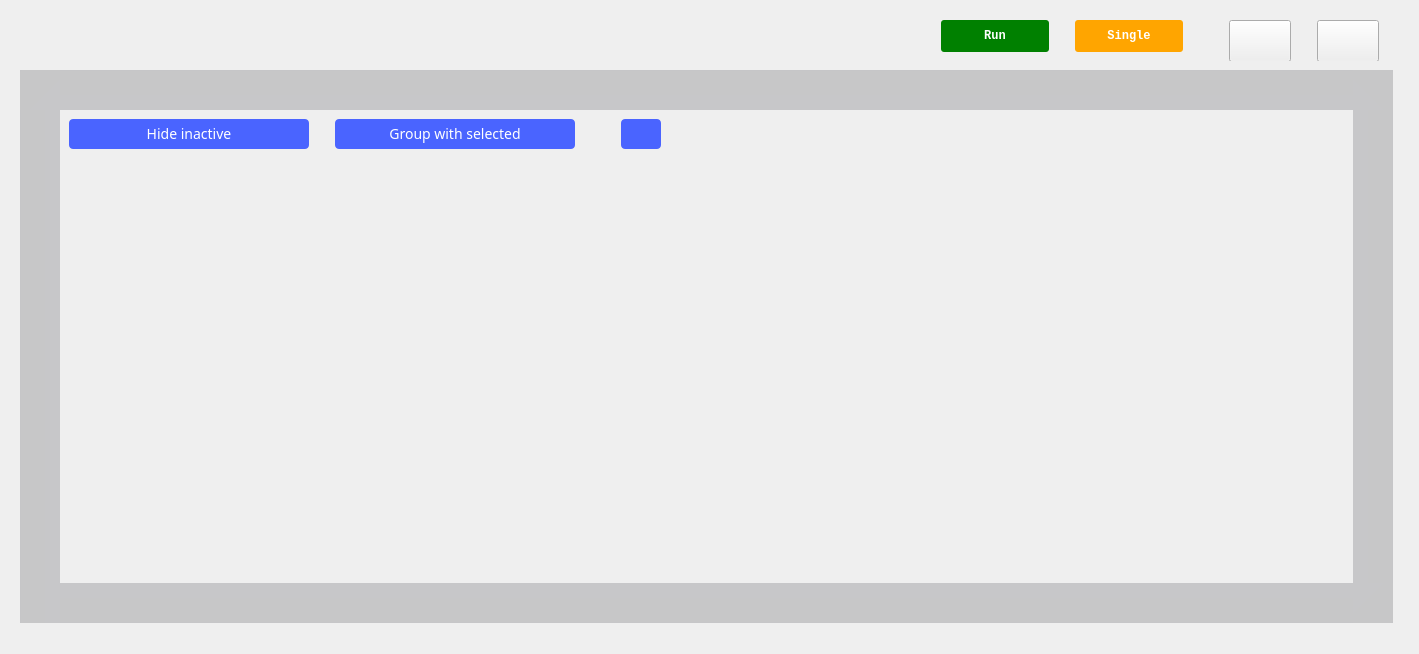
Old version of the form ui/logic_analyzer.ui in the repository analogdevicesinc/scopy.
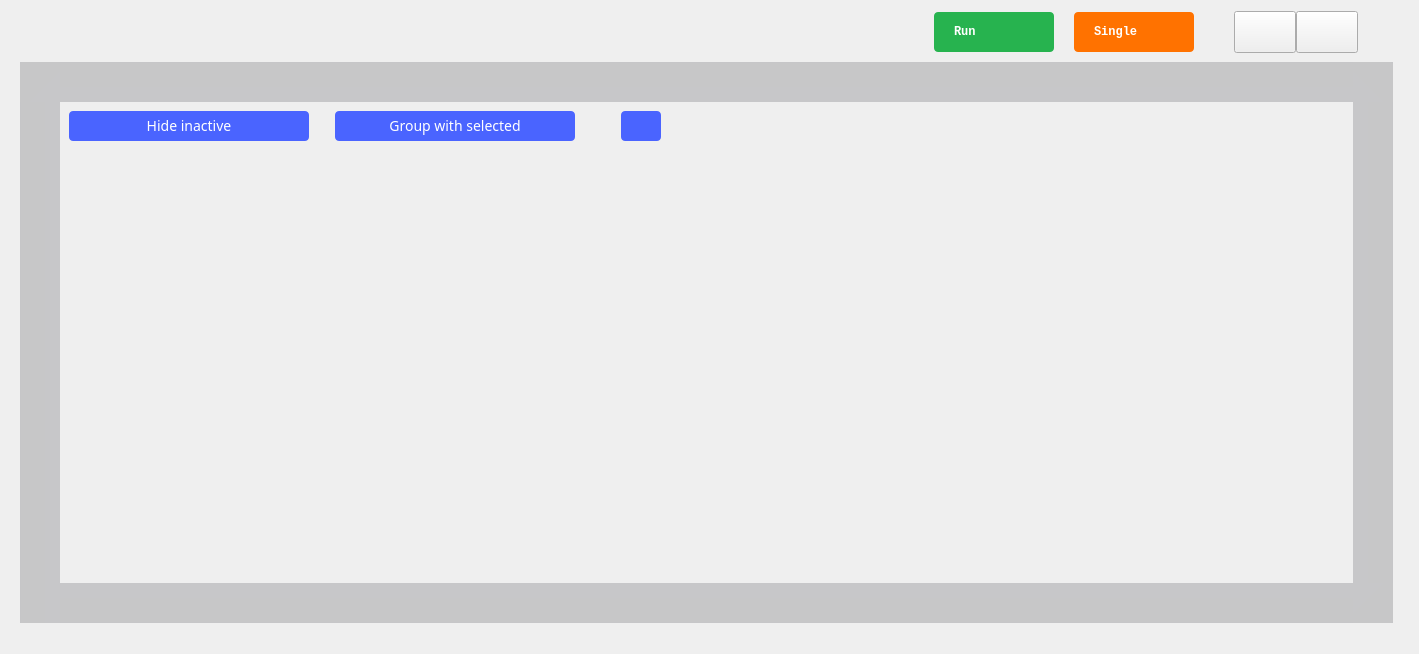
New version of the form. Icons and pictures are not drawn. Custom widgets are drawn as their Qt base class.

Commit message: Logic Analyzer: Change 'Run' and 'Single' buttons to match the mockup.

What changed in the file:
```diff
--- a/ui/logic_analyzer.ui
+++ b/ui/logic_analyzer.ui
@@ -77,21 +77,52 @@
        <height>50</height>
       </size>
      </property>
-     <layout class="QHBoxLayout" name="horizontalLayout_2">
-      <item>
+     <layout class="QGridLayout" name="gridLayout_3">
+      <property name="leftMargin">
+       <number>0</number>
+      </property>
+      <property name="topMargin">
+       <number>0</number>
+      </property>
+      <property name="rightMargin">
+       <number>0</number>
+      </property>
+      <property name="bottomMargin">
+       <number>0</number>
+      </property>
+      <property name="spacing">
+       <number>0</number>
+      </property>
+      <item row="0" column="10">
+       <spacer name="horizontalSpacer_9">
+        <property name="orientation">
+         <enum>Qt::Horizontal</enum>
+        </property>
+        <property name="sizeType">
+         <enum>QSizePolicy::Fixed</enum>
+        </property>
+        <property name="sizeHint" stdset="0">
+         <size>
+          <width>30</width>
+          <height>20</height>
+         </size>
+        </property>
+       </spacer>
+      </item>
+      <item row="0" column="0">
        <spacer name="horizontalSpacer_3">
         <property name="orientation">
          <enum>Qt::Horizontal</enum>
         </property>
         <property name="sizeHint" stdset="0">
          <size>
-          <width>891</width>
-          <height>0</height>
+          <width>40</width>
+          <height>10</height>
          </size>
         </property>
        </spacer>
       </item>
-      <item>
+      <item row="0" column="1">
        <widget class="QPushButton" name="btnRunStop">
         <property name="sizePolicy">
          <sizepolicy hsizetype="Fixed" vsizetype="Fixed">
@@ -101,7 +132,7 @@
         </property>
         <property name="minimumSize">
          <size>
-          <width>108</width>
+          <width>0</width>
           <height>0</height>
          </size>
         </property>
@@ -120,9 +151,9 @@
            <colorrole role="Button">
             <brush brushstyle="SolidPattern">
              <color alpha="255">
-              <red>0</red>
-              <green>128</green>
-              <blue>0</blue>
+              <red>39</red>
+              <green>179</green>
+              <blue>79</blue>
              </color>
             </brush>
            </colorrole>
@@ -147,18 +178,18 @@
            <colorrole role="Base">
             <brush brushstyle="SolidPattern">
              <color alpha="255">
-              <red>0</red>
-              <green>128</green>
-              <blue>0</blue>
+              <red>39</red>
+              <green>179</green>
+              <blue>79</blue>
              </color>
             </brush>
            </colorrole>
            <colorrole role="Window">
             <brush brushstyle="SolidPattern">
              <color alpha="255">
-              <red>0</red>
-              <green>128</green>
-              <blue>0</blue>
+              <red>39</red>
+              <green>179</green>
+              <blue>79</blue>
              </color>
             </brush>
            </colorrole>
@@ -176,9 +207,9 @@
            <colorrole role="Button">
             <brush brushstyle="SolidPattern">
              <color alpha="255">
-              <red>0</red>
-              <green>128</green>
-              <blue>0</blue>
+              <red>39</red>
+              <green>179</green>
+              <blue>79</blue>
              </color>
             </brush>
            </colorrole>
@@ -203,18 +234,18 @@
            <colorrole role="Base">
             <brush brushstyle="SolidPattern">
              <color alpha="255">
-              <red>0</red>
-              <green>128</green>
-              <blue>0</blue>
+              <red>39</red>
+              <green>179</green>
+              <blue>79</blue>
              </color>
             </brush>
            </colorrole>
            <colorrole role="Window">
             <brush brushstyle="SolidPattern">
              <color alpha="255">
-              <red>0</red>
-              <green>128</green>
-              <blue>0</blue>
+              <red>39</red>
+              <green>179</green>
+              <blue>79</blue>
              </color>
             </brush>
            </colorrole>
@@ -284,8 +315,11 @@
           <bold>true</bold>
          </font>
         </property>
+        <property name="layoutDirection">
+         <enum>Qt::RightToLeft</enum>
+        </property>
         <property name="styleSheet">
-         <string notr="true">QPushButton {
+         <string notr="true">/*QPushButton {
 color: white;
 background-color: green;
 font-family: &quot;monospace&quot;;
@@ -300,21 +334,49 @@
 }
 QPushButton:checked {
 background-color: #F45000;
+}*/
+
+QPushButton {
+  width: 80px;
+  height: 40px;
+  border-radius: 4px;
+  background-color: #27b34f;
+  color: white;
+  font-family: &quot;monospace&quot;;
+  font-weight: bold;
+
+  text-align: left;
+  padding-left: 20px;
+  padding-right: 20px;
+}
+
+QPushButton::checked {
+  background-color: #F45000;
+}
+
+QPushButton:disabled {
+background-color: grey;
 }</string>
         </property>
         <property name="text">
          <string>Run</string>
         </property>
         <property name="icon">
-         <iconset theme="media-playback-start">
-          <normaloff>.</normaloff>.</iconset>
+         <iconset resource="../resources/resources.qrc">
+          <normaloff>:/icons/ico-play.svg</normaloff>:/icons/ico-play.svg</iconset>
+        </property>
+        <property name="iconSize">
+         <size>
+          <width>8</width>
+          <height>10</height>
+         </size>
         </property>
         <property name="checkable">
          <bool>true</bool>
         </property>
        </widget>
       </item>
-      <item>
+      <item row="0" column="2">
        <spacer name="horizontalSpacer_2">
         <property name="orientation">
          <enum>Qt::Horizontal</enum>
@@ -330,54 +392,7 @@
         </property>
        </spacer>
       </item>
-      <item>
-       <widget class="QPushButton" name="btnSingleRun">
-        <property name="sizePolicy">
-         <sizepolicy hsizetype="Fixed" vsizetype="Fixed">
-          <horstretch>0</horstretch>
-          <verstretch>0</verstretch>
-         </sizepolicy>
-        </property>
-        <property name="minimumSize">
-         <size>
-          <width>108</width>
-          <height>0</height>
-         </size>
-        </property>
-        <property name="font">
-         <font>
-          <family>monospace</family>
-          <weight>75</weight>
-          <bold>true</bold>
-         </font>
-        </property>
-        <property name="styleSheet">
-         <string notr="true">QPushButton {
-color: white;
-background-color: orange;
-font-family: &quot;monospace&quot;;
-font-weight: bold;
-height: 40px;
-border-width: 0px;
-border-radius: 3px;
-min-width: 6em;
-}
-QPushButton:disabled {
-background-color: grey;
-}
-QPushButton:checked {
-background-color: #F45000;
-}</string>
-        </property>
-        <property name="text">
-         <string>Single</string>
-        </property>
-        <property name="checkable">
-         <bool>false</bool>
-        </property>
-       </widget>
-      </item>
-      <item>
+      <item row="0" column="4">
        <spacer name="horizontalSpacer_4">
         <property name="orientation">
          <enum>Qt::Horizontal</enum>
@@ -393,10 +408,10 @@
         </property>
        </spacer>
       </item>
-      <item>
+      <item row="0" column="5">
        <widget class="QPushButton" name="btnSettings">
         <property name="sizePolicy">
-         <sizepolicy hsizetype="Fixed" vsizetype="Fixed">
+         <sizepolicy hsizetype="Minimum" vsizetype="Fixed">
           <horstretch>0</horstretch>
           <verstretch>0</verstretch>
          </sizepolicy>
@@ -440,7 +455,7 @@
         </property>
        </widget>
       </item>
-      <item>
+      <item row="0" column="8">
        <spacer name="horizontalSpacer">
         <property name="orientation">
          <enum>Qt::Horizontal</enum>
@@ -456,10 +471,10 @@
         </property>
        </spacer>
       </item>
-      <item>
+      <item row="0" column="7">
        <widget class="QPushButton" name="btnChSettings">
         <property name="sizePolicy">
-         <sizepolicy hsizetype="Fixed" vsizetype="Fixed">
+         <sizepolicy hsizetype="Minimum" vsizetype="Fixed">
           <horstretch>0</horstretch>
           <verstretch>0</verstretch>
          </sizepolicy>
@@ -508,21 +523,87 @@
         </property>
        </widget>
       </item>
-      <item>
-       <spacer name="horizontalSpacer_9">
-        <property name="orientation">
-         <enum>Qt::Horizontal</enum>
+      <item row="0" column="3">
+       <widget class="QPushButton" name="btnSingleRun">
+        <property name="sizePolicy">
+         <sizepolicy hsizetype="Fixed" vsizetype="Fixed">
+          <horstretch>0</horstretch>
+          <verstretch>0</verstretch>
+         </sizepolicy>
         </property>
-        <property name="sizeType">
-         <enum>QSizePolicy::Fixed</enum>
+        <property name="minimumSize">
+         <size>
+          <width>0</width>
+          <height>0</height>
+         </size>
         </property>
-        <property name="sizeHint" stdset="0">
+        <property name="font">
+         <font>
+          <family>monospace</family>
+          <weight>75</weight>
+          <bold>true</bold>
+         </font>
+        </property>
+        <property name="layoutDirection">
+         <enum>Qt::RightToLeft</enum>
+        </property>
+        <property name="styleSheet">
+         <string notr="true">/*QPushButton {
+color: white;
+background-color: orange;
+font-family: &quot;monospace&quot;;
+font-weight: bold;
+height: 40px;
+border-width: 0px;
+border-radius: 3px;
+min-width: 6em;
+}
+QPushButton:disabled {
+background-color: grey;
+}
+QPushButton:checked {
+background-color: #F45000;
+}*/
+
+QPushButton {
+  width: 80px;
+  height: 40px;
+  border-radius: 4px;
+  background-color: #ff7200;
+  color: white;
+  font-family: &quot;monospace&quot;;
+  font-weight: bold;
+
+  text-align: left;
+  padding-left: 20px;
+  padding-right: 20px;
+}
+
+QPushButton::checked {
+  background-color: #F45000;
+}
+
+QPushButton:disabled {
+background-color: grey;
+}</string>
+        </property>
+        <property name="text">
+         <string>Single</string>
+        </property>
+        <property name="icon">
+         <iconset resource="../resources/resources.qrc">
+          <normaloff>:/icons/ico-oneshot.svg</normaloff>:/icons/ico-oneshot.svg</iconset>
+        </property>
+        <property name="iconSize">
          <size>
-          <width>20</width>
-          <height>20</height>
+          <width>8</width>
+          <height>10</height>
          </size>
         </property>
-       </spacer>
+        <property name="checkable">
+         <bool>false</bool>
+        </property>
+       </widget>
       </item>
      </layout>
     </widget>
```
Left out of the diff: 4 changed lines with no effect on the pictures. The commit also changes 1 other file.
